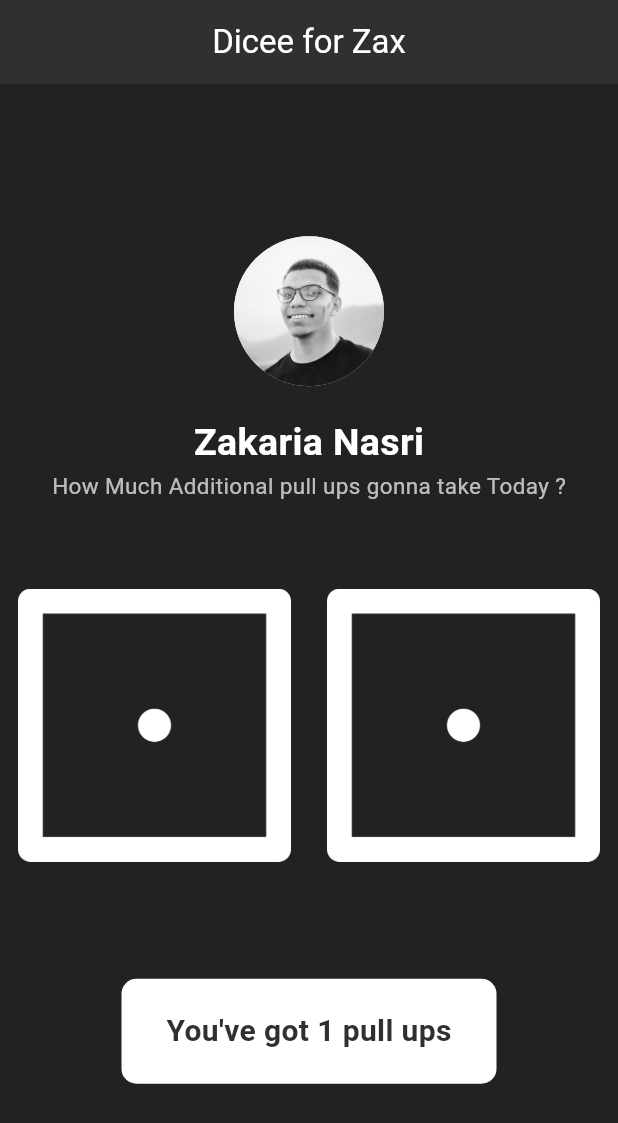
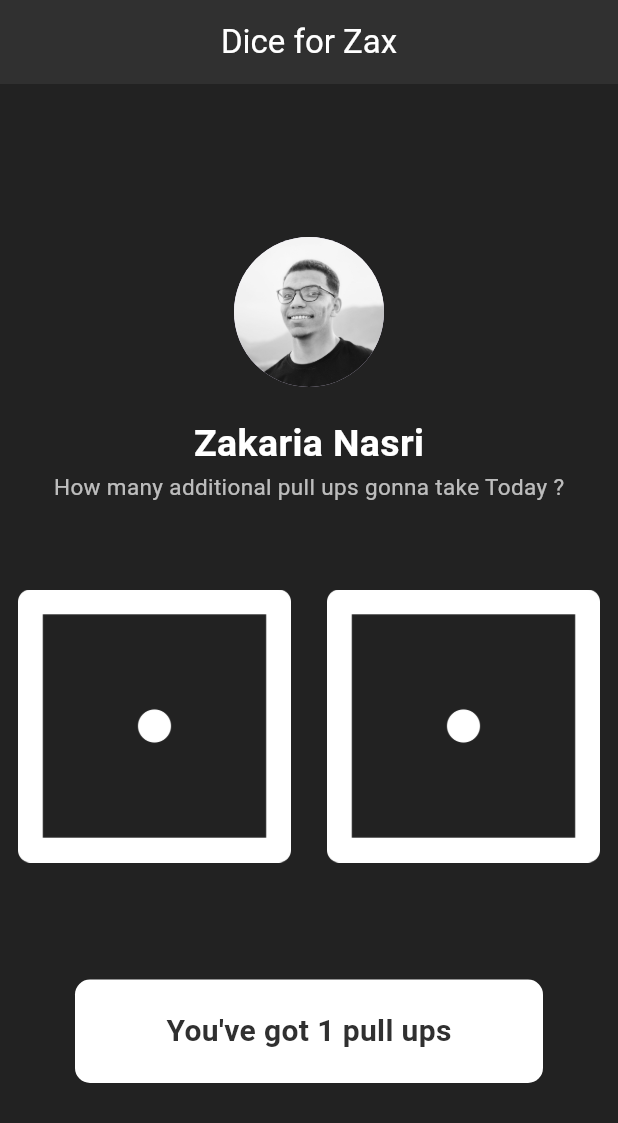
Before and after one commit to ZakariaNasri/Flutter-Dice-Game, a Flutter app: the screen it shows after launch, on a phone screen of 412 x 824 dp. Shown: the top 1123 px of the screen. Run offline on Flutter 3.47's test engine with Material 3 defaults, Android fonts, the phone set to English and light mode, and no system bars.

Commit message:
Making the final look of the App specific for Me!

```diff
--- a/lib/main.dart
+++ b/lib/main.dart
@@ -25,7 +25,7 @@ class _DicePageState extends State<DicePage> {
         appBar: AppBar(
           title: const Center(
             child: Text(
-              'Dicee for Zax',
+              'Dice for Zax',
               style: TextStyle(color: Colors.white),
             ),
           ),
@@ -50,7 +50,7 @@ class _DicePageState extends State<DicePage> {
                     fontWeight: FontWeight.w600),
               ),
               Text(
-                'How Much Additional pull ups gonna take Today ?',
+                'How many additional pull ups gonna take Today ?',
                 style: TextStyle(
                     color: Colors.white70,
                     fontSize: 15,
@@ -92,11 +92,11 @@ class _DicePageState extends State<DicePage> {
                 height: 70,
               ),
               Container(
+                margin: EdgeInsets.symmetric(horizontal: 50),
+                padding: EdgeInsets.symmetric(vertical: 20),
                 decoration: BoxDecoration(
                     borderRadius: BorderRadius.circular(10),
                     color: Colors.white),
-                width: 250,
-                height: 70,
                 child: Center(
                   child: Text(
                     "You've got $total pull ups",
```
